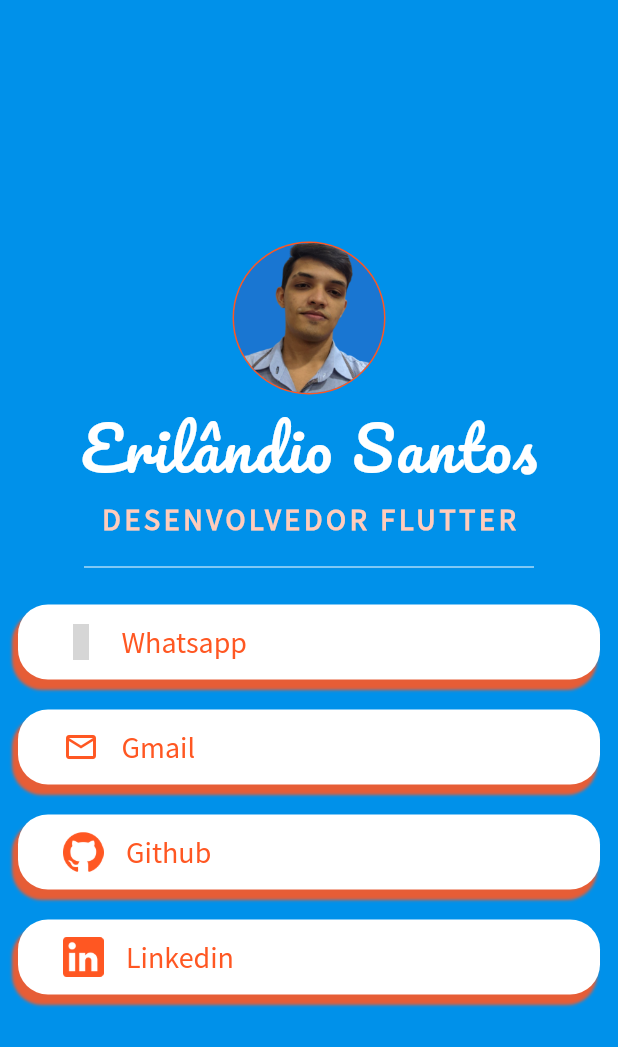
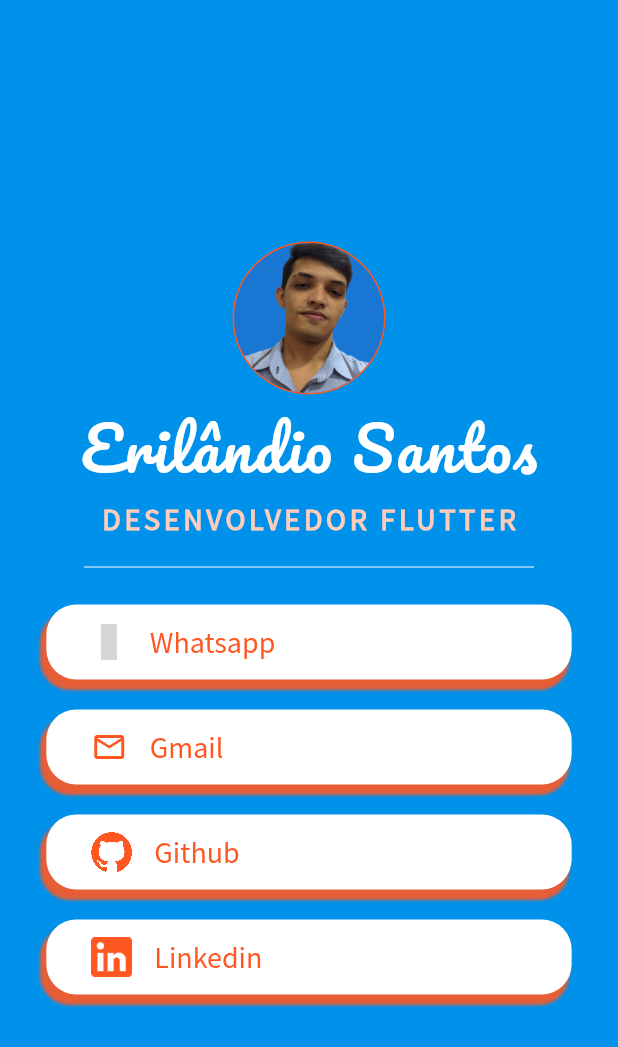
Before and after one commit to e-medeiros1/card_app, a Flutter app: the screen it shows after launch, on a phone screen of 412 x 824 dp. Shown: the top 1047 px of the screen. Run offline on Flutter 3.47's test engine with Material 2 defaults, Android fonts, the phone set to English and light mode, and no system bars; statements that could not run were skipped; grey boxes are pictures that could not be loaded.

Commit message:
Adjusting media query

```diff
--- a/lib/card_app.dart
+++ b/lib/card_app.dart
@@ -139,6 +139,8 @@ class _CardAppState extends State<CardApp> {
                   image: AssetImage('assets/images/github.png'),
                   color: Colors.deepOrange,
                   width: 27,
+                  fit: BoxFit.cover,
+                  filterQuality: FilterQuality.high,
                 )),
             onTap: () {
               setState(() {
--- a/lib/widgets/containers.dart
+++ b/lib/widgets/containers.dart
@@ -13,8 +13,8 @@ class Containers extends StatelessWidget {
 
   @override
   Widget build(BuildContext context) {
-    return Padding(
-      padding: const EdgeInsets.symmetric(horizontal: 12.0),
+    Size size = MediaQuery.of(context).size;
+    return Center(
       child: Container(
         //Shadows
         decoration: BoxDecoration(
@@ -31,7 +31,7 @@ class Containers extends StatelessWidget {
           color: Colors.white,
         ),
         height: 50,
-        width: double.infinity,
+        width: size.width * 0.85,
         padding: const EdgeInsets.symmetric(horizontal: 20),
         //Icons
         child: Row(children: [
```
